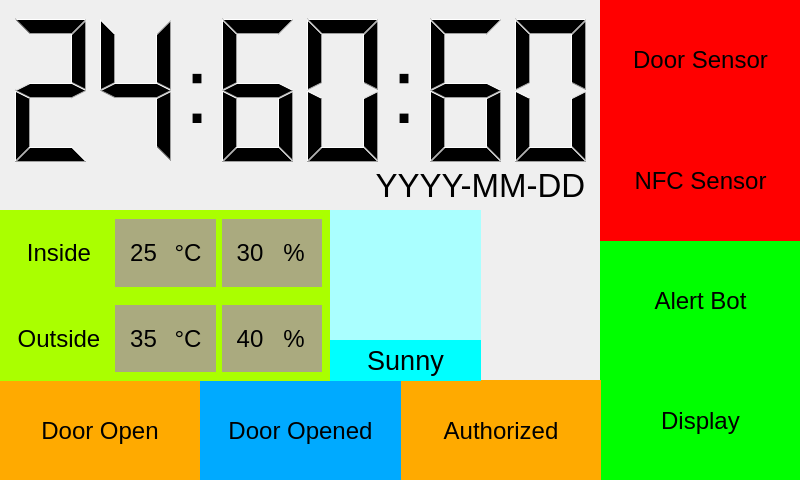
First picture: the form in qt/main.ui, repository namboy94/securiphant, before the edit.
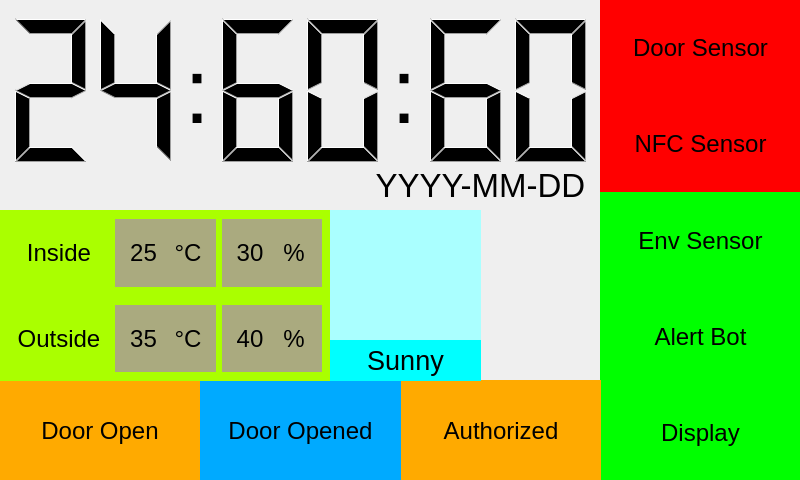
Second picture: the form after the edit.

Commit message: Expand functionality with environment sensors

```diff
--- a/qt/main.ui
+++ b/qt/main.ui
@@ -93,6 +93,37 @@
        </property>
       </widget>
      </item>
+     <item>
+      <widget class="QPushButton" name="check_environment_state">
+       <property name="sizePolicy">
+        <sizepolicy hsizetype="Preferred" vsizetype="Preferred">
+         <horstretch>0</horstretch>
+         <verstretch>0</verstretch>
+        </sizepolicy>
+       </property>
+       <property name="maximumSize">
+        <size>
+         <width>16777215</width>
+         <height>16777215</height>
+        </size>
+       </property>
+       <property name="font">
+        <font>
+         <pointsize>18</pointsize>
+        </font>
+       </property>
+       <property name="autoFillBackground">
+        <bool>false</bool>
+       </property>
+       <property name="styleSheet">
+        <string notr="true">background-color: rgb(0, 255, 0);
+border: none;</string>
+       </property>
+       <property name="text">
+        <string>Env Sensor</string>
+       </property>
+      </widget>
+     </item>
      <item>
       <widget class="QPushButton" name="alert_bot_state">
        <property name="sizePolicy">
```
The commit also changes 13 other files.
